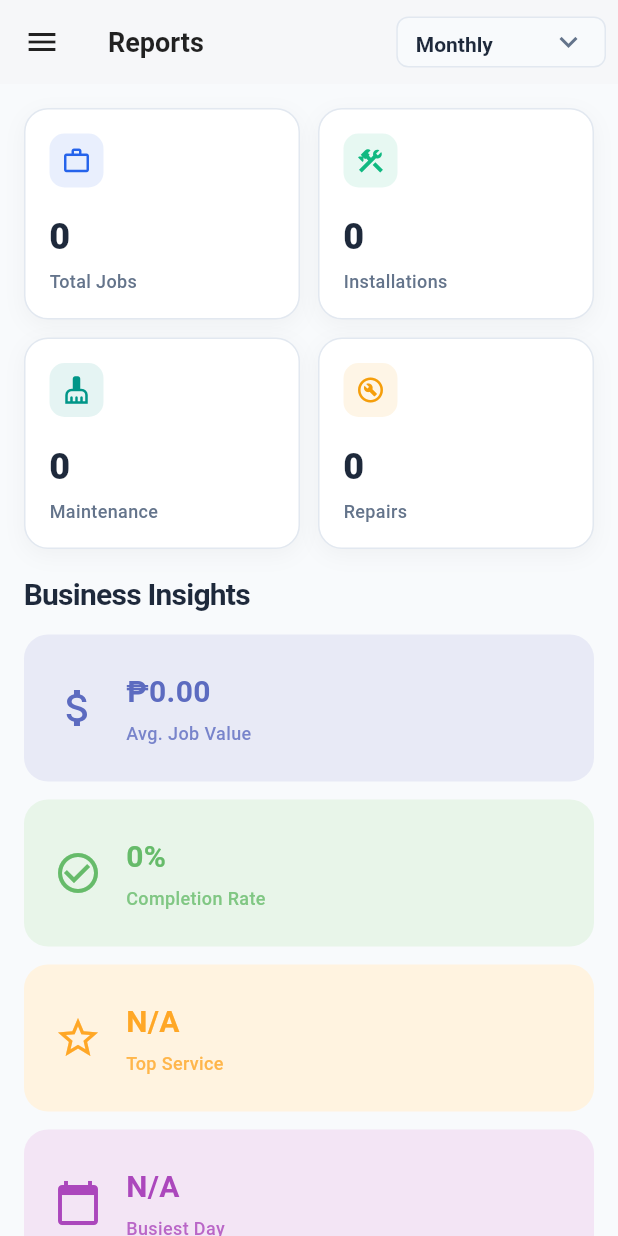
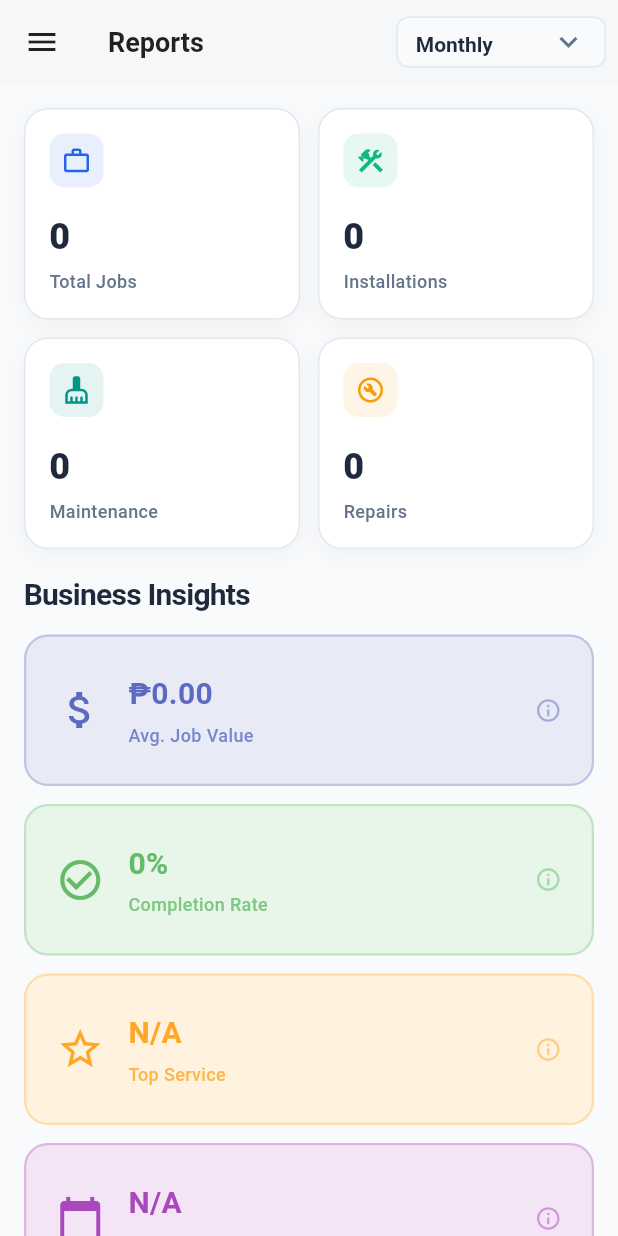
Before and after one commit to Lethe-28/IT12_G-J_AIRCON_SOLUTIONS, a Flutter app: the ReportsScreen screen opened by its route, on a phone screen of 412 x 824 dp. Run offline on Flutter 3.47's test engine with Material 3 defaults, Android fonts, the phone set to English and light mode, and no system bars; our stand-ins replace flutter_dotenv, flutter_local_notifications, pdf, printing, shared_preferences, supabase_flutter; missing offline and left inert: excel; accounts and stored records are empty.

Commit message:
Add clickable Business Insights cards with detailed modals and peso sign formatting

```diff
--- a/lib/reports.dart
+++ b/lib/reports.dart
@@ -512,41 +512,79 @@ class _ReportsScreenState extends State<ReportsScreen> {
           spacing: gap,
           runSpacing: gap,
           children: [
-            _InsightCard(
+            _InsightCardClickable(
               title: 'Avg. Job Value',
               value: report.avgJobValue,
               icon: Icons.attach_money,
-              color: const Color(0xFF5C6BC0), // Indigo
+              color: const Color(0xFF5C6BC0),
               backgroundColor: const Color(0xFFE8EAF6),
               width: width,
+              onTap: () => _showInsightModal(context, 'Avg. Job Value', report.avgJobValue, 'Average amount per job completed.\nTotal Revenue: ${report.totalPaymentsFormatted}\nTotal Jobs: ${report.totalJobs}'),
             ),
-            _InsightCard(
+            _InsightCardClickable(
               title: 'Completion Rate',
               value: report.completionRate,
               icon: Icons.check_circle_outline,
-              color: const Color(0xFF66BB6A), // Green
+              color: const Color(0xFF66BB6A),
               backgroundColor: const Color(0xFFE8F5E9),
               width: width,
+              onTap: () => _showInsightModal(context, 'Completion Rate', report.completionRate, 'Completed Jobs: ${report.completedJobs}\nTotal Jobs: ${report.totalJobs}'),
             ),
-            _InsightCard(
+            _InsightCardClickable(
               title: 'Top Service',
               value: report.topService,
               icon: Icons.star_outline,
-              color: const Color(0xFFFFA726), // Orange
+              color: const Color(0xFFFFA726),
               backgroundColor: const Color(0xFFFFF3E0),
               width: width,
+              onTap: () => _showInsightModal(context, 'Top Service', report.topService, 'Most requested service type across the selected period.'),
             ),
-            _InsightCard(
+            _InsightCardClickable(
               title: 'Busiest Day',
               value: report.busiestDay,
               icon: Icons.calendar_today,
-              color: const Color(0xFFAB47BC), // Purple
+              color: const Color(0xFFAB47BC),
               backgroundColor: const Color(0xFFF3E5F5),
               width: width,
+              onTap: () => _showInsightModal(context, 'Busiest Day', report.busiestDay, 'Day with the highest number of scheduled jobs.'),
             ),
           ],
         );
       },
+    );
+  }
+
+  void _showInsightModal(BuildContext context, String title, String value, String details) {
+    showDialog(
+      context: context,
+      builder: (context) => AlertDialog(
+        title: Text(title),
+        content: Column(
+          mainAxisSize: MainAxisSize.min,
+          crossAxisAlignment: CrossAxisAlignment.start,
+          children: [
+            Container(
+              padding: const EdgeInsets.all(16),
+              decoration: BoxDecoration(
+                color: Colors.blue.withOpacity(0.1),
+                borderRadius: BorderRadius.circular(12),
+              ),
+              child: Text(
+                value,
+                style: const TextStyle(fontSize: 24, fontWeight: FontWeight.bold, color: Colors.blue),
+              ),
+            ),
+            const SizedBox(height: 16),
+            Text(details, style: const TextStyle(fontSize: 14, color: Colors.grey)),
+          ],
+        ),
+        actions: [
+          TextButton(
+            onPressed: () => Navigator.pop(context),
+            child: const Text('Close'),
+          ),
+        ],
+      ),
     );
   }
 
@@ -795,6 +833,74 @@ class _InsightCard extends StatelessWidget {
             ),
           ),
         ],
+      ),
+    );
+  }
+}
+
+class _InsightCardClickable extends StatelessWidget {
+  final String title;
+  final String value;
+  final IconData icon;
+  final Color color;
+  final Color backgroundColor;
+  final double width;
+  final VoidCallback onTap;
+
+  const _InsightCardClickable({
+    required this.title,
+    required this.value,
+    required this.icon,
+    required this.color,
+    required this.backgroundColor,
+    required this.width,
+    required this.onTap,
+  });
+
+  @override
+  Widget build(BuildContext context) {
+    return GestureDetector(
+      onTap: onTap,
+      child: Container(
+        width: width,
+        padding: const EdgeInsets.symmetric(horizontal: 20, vertical: 24),
+        decoration: BoxDecoration(
+          color: backgroundColor,
+          borderRadius: BorderRadius.circular(16),
+          border: Border.all(color: color.withOpacity(0.3), width: 1.5),
+        ),
+        child: Row(
+          children: [
+            Icon(icon, color: color, size: 32),
+            const SizedBox(width: 16),
+            Expanded(
+              child: Column(
+                crossAxisAlignment: CrossAxisAlignment.start,
+                mainAxisSize: MainAxisSize.min,
+                children: [
+                  Text(
+                    value,
+                    style: TextStyle(
+                      fontSize: 20,
+                      fontWeight: FontWeight.bold,
+                      color: color,
+                    ),
+                  ),
+                  const SizedBox(height: 4),
+                  Text(
+                    title,
+                    style: TextStyle(
+                      fontSize: 12,
+                      color: color.withOpacity(0.8),
+                      fontWeight: FontWeight.w500,
+                    ),
+                  ),
+                ],
+              ),
+            ),
+            Icon(Icons.info_outline, color: color.withOpacity(0.5), size: 18),
+          ],
+        ),
       ),
     );
   }
```
